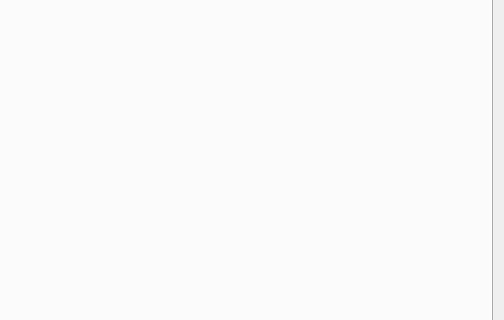
First picture: the form in WheelMonitor/MainWindow.ui, repository cx3386/WheelMonitor, before the edit; both pictures show x 483 to 987 and y 143 to 463 of the 987 by 700 pixel window.
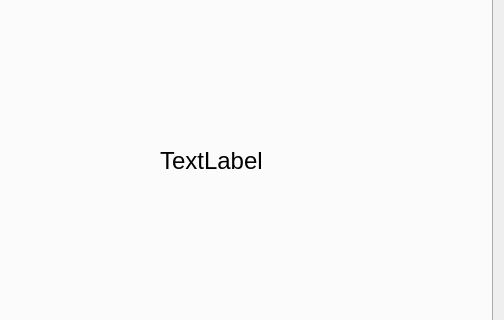
Second picture: the form after the edit. The open tabs and pages were chosen to show the change. Icons and pictures are not drawn. Custom widgets are drawn as their Qt base class.

The edit to the form file:
```diff
--- a/WheelMonitor/MainWindow.ui
+++ b/WheelMonitor/MainWindow.ui
@@ -407,6 +407,19 @@
          </rect>
         </property>
        </widget>
+       <widget class="QLabel" name="maLabel">
+        <property name="geometry">
+         <rect>
+          <x>630</x>
+          <y>150</y>
+          <width>161</width>
+          <height>91</height>
+         </rect>
+        </property>
+        <property name="text">
+         <string>TextLabel</string>
+        </property>
+       </widget>
       </widget>
      </widget>
     </item>
```
Left out of the diff: 7 changed lines with no effect on the pictures.
